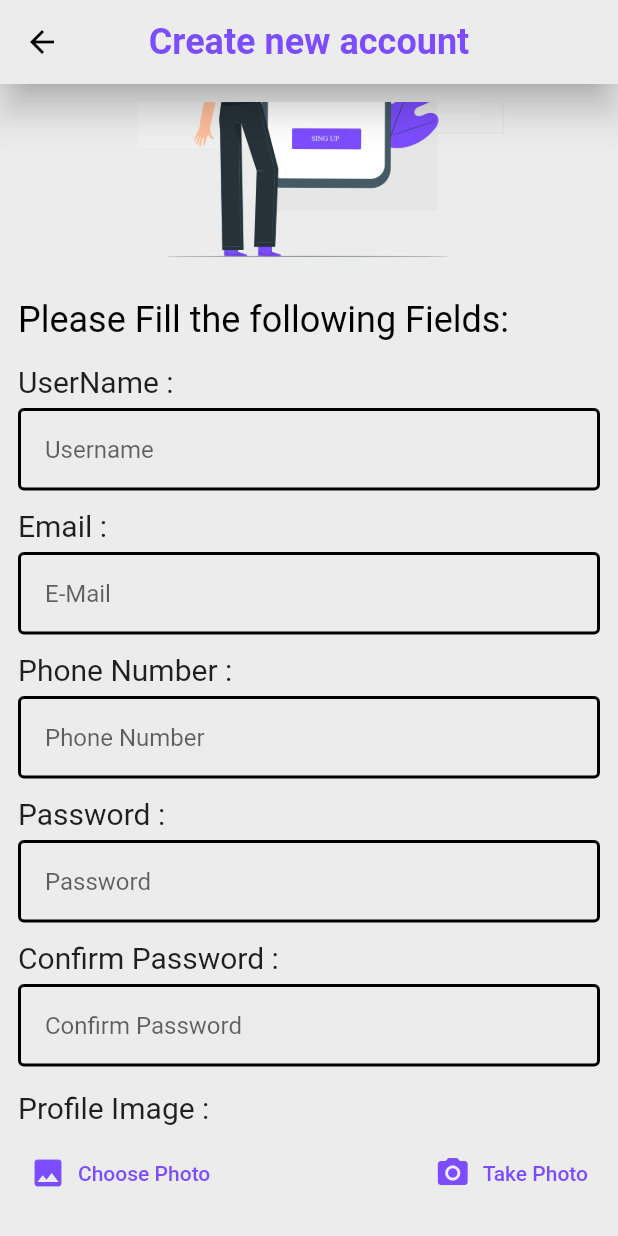
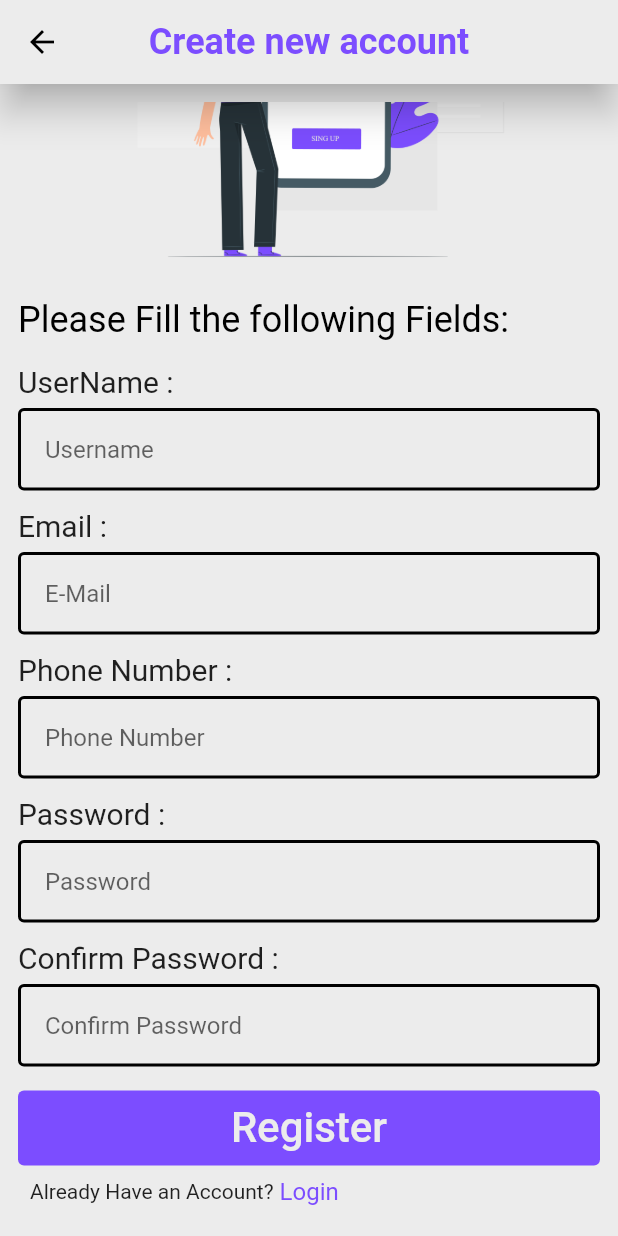
Before and after one commit to AhmedAmgad28/Uni-Hub, a Flutter app: the RegisterPage screen opened by its route, scrolled down 169 dp, on a phone screen of 412 x 824 dp. Run offline on Flutter 3.47's test engine with Material 2 defaults, Android fonts, the phone set to English and light mode, and no system bars; our stand-ins replace flutter_secure_storage, geolocator, image_picker; accounts and stored records are empty; network calls fail.

Commit message:
Fix Images in all pages and updated Registeration

```diff
--- a/lib/pages/account/update_account_page.dart
+++ b/lib/pages/account/update_account_page.dart
@@ -30,10 +30,10 @@ class _UpdateProfilePageState extends State<UpdateProfilePage> {
   void _updateProfile() async {
     final name = _nameController.text;
     final phone = _phoneController.text;
-    final photo = _imageFile.toString();
+    final photo = _imageFile;
 
     try {
-      await updateProfile(name, phone, photo);
+      await updateProfile(name, phone, photo!);
       // ignore: use_build_context_synchronously
       showDialog(
         context: context,
--- a/lib/pages/guest/register_page.dart
+++ b/lib/pages/guest/register_page.dart
@@ -1,13 +1,12 @@
 // ignore_for_file: unused_local_variable
 
-import 'dart:io';
 import 'package:flutter/material.dart';
-import 'package:image_picker/image_picker.dart';
 import 'package:project_v2/pages/guest/login_page.dart';
 import 'package:project_v2/services/authentication_services.dart';
 import 'package:project_v2/widgets/register_form_textfield.dart';
 import '../../helper/constants.dart';
 import '../../widgets/custom_button.dart';
+import '../home/navigator_home_page.dart';
 
 class RegisterPage extends StatefulWidget {
   static const String id = 'RegisterPage';
@@ -26,16 +25,16 @@ class _RegisterPageState extends State<RegisterPage> {
   final _phoneController = TextEditingController();
   final _passwordController = TextEditingController();
   final _confirmPasswordController = TextEditingController();
-  File? _imageFile;
+  // File? _imageFile;
 
-  Future<void> _getImage(ImageSource source) async {
-    final pickedFile = await ImagePicker().pickImage(source: source);
-    if (pickedFile != null) {
-      setState(() {
-        _imageFile = File(pickedFile.path);
-      });
-    }
-  }
+  // Future<void> _getImage(ImageSource source) async {
+  //   final pickedFile = await ImagePicker().pickImage(source: source);
+  //   if (pickedFile != null) {
+  //     setState(() {
+  //       _imageFile = File(pickedFile.path);
+  //     });
+  //   }
+  // }
 
   void _signUp() async {
     final name = _nameController.text.trim();
@@ -93,8 +92,8 @@ class _RegisterPageState extends State<RegisterPage> {
         password: password,
         passwordConfirm: confirmPassword,
         phone: phone,
-        photo: _imageFile != null ? _imageFile!.path : '',
       );
+      final userId = response['data']['user']['_id'];
       // ignore: use_build_context_synchronously
       showDialog(
         context: context,
@@ -104,9 +103,15 @@ class _RegisterPageState extends State<RegisterPage> {
           actions: [
             TextButton(
               onPressed: () {
-                Navigator.pushReplacementNamed(context, LoginPage.id);
+                  // ignore: use_build_context_synchronously
+                  Navigator.pushReplacement(
+                    context,
+                    MaterialPageRoute(
+                      builder: (context) => NavigatorHome(userId: userId),
+                    ),
+                  );
               },
-              child: const Text('LogIn'),
+              child: const Text('Ok'),
             ),
           ],
         ),
@@ -237,44 +242,6 @@ class _RegisterPageState extends State<RegisterPage> {
               const SizedBox(
                 height: 16,
               ),
-              const Text('Profile Image :', style: TextStyle(fontSize: 20)),
-              const SizedBox(height: 8.0),
-              Row(
-                mainAxisAlignment: MainAxisAlignment.spaceBetween,
-                children: [
-                  TextButton.icon(
-                    onPressed: () {
-                      _getImage(ImageSource.gallery);
-                    },
-                    icon: const Icon(Icons.photo,color: kPrimaryColor,),
-                    label: const Text('Choose Photo',style: TextStyle(color: kPrimaryColor),),
-                    style: ElevatedButton.styleFrom(backgroundColor: kBackgroundColor),
-                  ),
-                  TextButton.icon(
-                    onPressed: () {
-                      _getImage(ImageSource.camera);
-                    },
-                    icon: const Icon(Icons.camera_alt,color: kPrimaryColor,),
-                    label: const Text('Take Photo',style: TextStyle(color: kPrimaryColor),),
-                    style: ElevatedButton.styleFrom(backgroundColor: kBackgroundColor),
-                  ),
-                ],
-              ),
-              const SizedBox(height: 8.0),
-                Container(
-                    height: 150.0,
-                    width: double.infinity,
-                    decoration: BoxDecoration(
-                      color: Colors.grey.withOpacity(0.3),
-                      borderRadius: BorderRadius.circular(12.0),
-                    ),
-                    child:  _imageFile == null
-                        ? const Icon(Icons.add_a_photo, size: 40.0)
-                        : Image.file(_imageFile!),
-                  ),
-              const SizedBox(
-                height: 16,
-              ),
               CustomButton(
                 buttonText: 'Register',
                 onTap: _signUp,
--- a/lib/pages/home/my_ads_page.dart
+++ b/lib/pages/home/my_ads_page.dart
@@ -288,7 +288,7 @@ class _MyAdsPageState extends State<MyAdsPage> {
                               left: 22,
                               top: 16,
                               child: Image.network(
-                                "https://unihub.azurewebsites.net/imgs/items/item-63fc200199616b2f3df8506b-1687904402238-cover.jpeg",
+                                "https://unihub.azurewebsites.net/imgs/items/${item['coverImg']}",
                                 height: 100,
                                 width: 90,
                               ),
--- a/lib/pages/home/view_profile_page.dart
+++ b/lib/pages/home/view_profile_page.dart
@@ -403,7 +403,7 @@ class _ViewProfilePageState extends State<ViewProfilePage> {
                                       left: 20,
                                       top: 6,
                                       child: Image.network(
-                                        "https://unihub.azurewebsites.net/imgs/items/item-63fc200199616b2f3df8506b-1687904402238-cover.jpeg",
+                                        "https://unihub.azurewebsites.net/imgs/items/${item.coverImg}",
                                         height: 100,
                                         width: 90,
                                       ),
```
Also changed, not shown: lib/pages/account/account_page.dart (+5 -2 lines), lib/services/authentication_services.dart (+2 -10 lines), lib/services/user_services.dart (+57 -19 lines), 1 other file.
